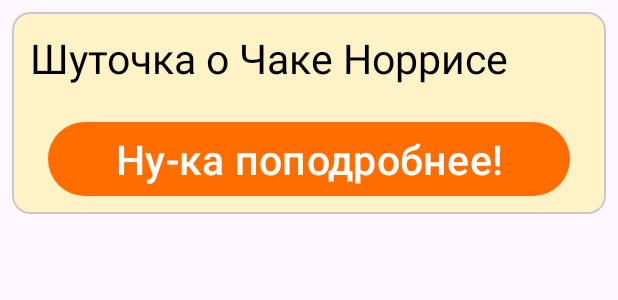
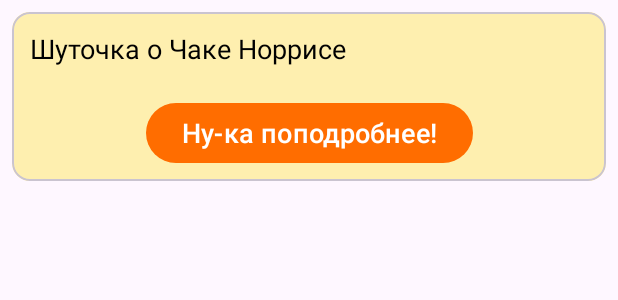
Before and after one commit to Borodinskiy88/JokesAboutChuck, an Android app: the layout card_joke.xml on its own in the app's theme, with its tools: preview values and no code run, on a phone screen of 412 x 824 dp. Shown: the top 300 px of the screen. Run offline under Robolectric (Android 15) with nearby library versions, the phone set to English and light mode, and no system bars; network calls fail.

Commit message:
allJokes_observe

```diff
--- a/app/src/main/java/ru/borodinskiy/aleksei/jokesaboutchuck/repository/JokesRepositoryImpl.kt
+++ b/app/src/main/java/ru/borodinskiy/aleksei/jokesaboutchuck/repository/JokesRepositoryImpl.kt
@@ -14,6 +14,8 @@ class JokesRepositoryImpl @Inject constructor(
     private val dao: JokesDao
 ) {
 
+    val allJokes = dao.getJokes()
+
     fun getJoke(): Flow<Jokes> = flow {
         val response = apiServiceImpl.getJoke()
         emit(response)
--- a/app/src/main/java/ru/borodinskiy/aleksei/jokesaboutchuck/ui/ListJokesFragment.kt
+++ b/app/src/main/java/ru/borodinskiy/aleksei/jokesaboutchuck/ui/ListJokesFragment.kt
@@ -42,10 +42,12 @@ class ListJokesFragment : Fragment () {
         recyclerView.adapter = adapter
 
         viewModel.allJokes.observe(viewLifecycleOwner) {
-            adapter.submitList(listOf(it))
+            adapter.submitList(it)
         }
 
-
+        binding.getButton.setOnClickListener {
+            viewModel.getJoke().observe(viewLifecycleOwner) {}
+        }
 
         return binding.root
     }
--- a/app/src/main/java/ru/borodinskiy/aleksei/jokesaboutchuck/viewmodel/JokesViewModel.kt
+++ b/app/src/main/java/ru/borodinskiy/aleksei/jokesaboutchuck/viewmodel/JokesViewModel.kt
@@ -13,7 +13,10 @@ class JokesViewModel @Inject constructor(
     private val repository: JokesRepositoryImpl
 ) : ViewModel() {
 
-    val allJokes = repository.getJoke().asLiveData()
+    val allJokes = repository.allJokes.asLiveData()
 
     fun getJoke() : LiveData<Jokes> = repository.getJoke().asLiveData()
+
+
+
 }
--- a/app/src/main/res/layout/activity_main.xml
+++ b/app/src/main/res/layout/activity_main.xml
@@ -21,6 +21,7 @@
             android:background="?attr/colorPrimaryDark"
             android:minHeight="?attr/actionBarSize"
             android:theme="?attr/actionBarTheme"
+            app:titleTextAppearance="@style/Toolbar.TitleText"
             app:titleTextColor="?attr/colorOnPrimary" />
 
     </com.google.android.material.appbar.AppBarLayout>
--- a/app/src/main/res/layout/card_joke.xml
+++ b/app/src/main/res/layout/card_joke.xml
@@ -15,10 +15,12 @@
 
     <TextView
         android:id="@+id/value"
-        android:text="Шуточка о Чаке Норрисе"
+        android:text="@string/joke"
+        android:ellipsize="end"
+        android:singleLine="true"
         app:layout_constraintTop_toTopOf="parent"
         app:layout_constraintStart_toStartOf="parent"
-        android:textSize="27sp"
+        android:textSize="18sp"
         android:padding="@dimen/margin_4"
         android:textColor="@color/black"
         android:layout_width="match_parent"
@@ -26,13 +28,14 @@
 
     <com.google.android.material.button.MaterialButton
         android:id="@+id/show_button"
-        android:text="Ну-ка поподробнее!"
-        android:textSize="27sp"
+        android:text="@string/show_detail"
+        android:textSize="18sp"
         android:textColor="@color/white"
         app:layout_constraintTop_toBottomOf="@id/value"
         app:layout_constraintStart_toStartOf="parent"
+        app:layout_constraintEnd_toEndOf="parent"
         android:layout_margin="@dimen/margin_16"
-        android:layout_width="match_parent"
+        android:layout_width="wrap_content"
         android:layout_height="wrap_content"/>
 
 </androidx.constraintlayout.widget.ConstraintLayout>
--- a/app/src/main/res/navigation/nav_graph.xml
+++ b/app/src/main/res/navigation/nav_graph.xml
@@ -8,7 +8,7 @@
     <fragment
         android:id="@+id/listJokesFragment"
         android:name="ru.borodinskiy.aleksei.jokesaboutchuck.ui.ListJokesFragment"
-        android:label="fragment_list_jokes"
+        android:label="Факты о Чаке Норрисе"
         tools:layout="@layout/fragment_list_jokes" >
         <action
             android:id="@+id/action_listJokesFragment_to_singleJokeFragment"
@@ -17,7 +17,7 @@
     <fragment
         android:id="@+id/singleJokeFragment"
         android:name="ru.borodinskiy.aleksei.jokesaboutchuck.ui.SingleJokeFragment"
-        android:label="fragment_single_joke"
+        android:label="Факт"
         tools:layout="@layout/fragment_single_joke" >
         <action
             android:id="@+id/action_singleJokeFragment_to_listJokesFragment"
--- a/app/src/main/res/values/colors.xml
+++ b/app/src/main/res/values/colors.xml
@@ -8,5 +8,5 @@
     <color name="yellow_light">#FFED8D</color>
     <color name="black">#FF000000</color>
     <color name="white">#FFFFFFFF</color>
-    <color name="yellow_transparent">#80FFED8D</color>
+    <color name="yellow_transparent">#B3FFED8D</color>
 </resources>
--- a/app/src/main/res/values/strings.xml
+++ b/app/src/main/res/values/strings.xml
@@ -4,4 +4,6 @@
     <string name="hello_blank_fragment">Hello blank fragment</string>
     <string name="give_me_joke">Дай мне еще шутку!</string>
     <string name="create_joke">Я тоже знаю одну!</string>
+    <string name="show_detail">Ну-ка поподробнее!</string>
+    <string name="joke">Шуточка о Чаке Норрисе</string>
 </resources>
--- a/app/src/main/res/values/themes.xml
+++ b/app/src/main/res/values/themes.xml
@@ -15,4 +15,8 @@
     </style>
 
     <style name="Theme.JokesAboutChuck" parent="Base.Theme.JokesAboutChuck" />
+
+    <style name="Toolbar.TitleText" parent="TextAppearance.Widget.AppCompat.Toolbar.Title">
+        <item name="android:textSize">24sp</item>
+    </style>
 </resources>
```
Also changed, not shown: app/src/main/java/ru/borodinskiy/aleksei/jokesaboutchuck/ui/CreateJokeFragment.kt (added, +27 -0 lines), app/src/main/res/layout/fragment_create_joke.xml (added, +10 -0 lines), app/src/main/res/drawable/norris_ch.jpg (added), app/src/main/res/drawable/sheriff.jpg (added), app/src/main/res/drawable/smile_chuck.jpg (deleted).
